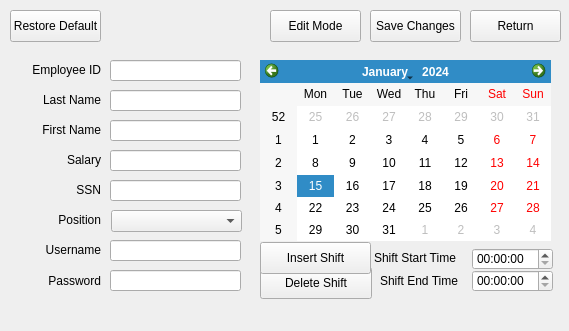
Qt form EDI/controltab_vieweditemployee.ui (katietrom11392/EDI) before a commit.
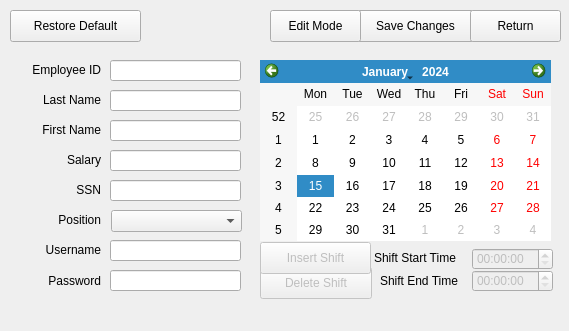
The same form after that commit. Custom widgets are drawn as their Qt base class.

```diff
--- a/EDI/controltab_vieweditemployee.ui
+++ b/EDI/controltab_vieweditemployee.ui
@@ -248,7 +248,10 @@
     </rect>
    </property>
   </widget>
-  <widget class="QTimeEdit" name="timeEdit_2">
+  <widget class="QTimeEdit" name="timeEdit_Start">
+   <property name="enabled">
+    <bool>false</bool>
+   </property>
    <property name="geometry">
     <rect>
      <x>472</x>
@@ -258,7 +261,10 @@
     </rect>
    </property>
   </widget>
-  <widget class="QTimeEdit" name="timeEdit_3">
+  <widget class="QTimeEdit" name="timeEdit_End">
+   <property name="enabled">
+    <bool>false</bool>
+   </property>
    <property name="geometry">
     <rect>
      <x>472</x>
@@ -297,9 +303,9 @@
   <widget class="QPushButton" name="pushButton_saveChanges">
    <property name="geometry">
     <rect>
-     <x>370</x>
+     <x>350</x>
      <y>10</y>
-     <width>91</width>
+     <width>131</width>
      <height>32</height>
     </rect>
    </property>
@@ -307,7 +313,10 @@
     <string>Save Changes</string>
    </property>
   </widget>
-  <widget class="QPushButton" name="pushButton_3">
+  <widget class="QPushButton" name="pushButton_deleteShift">
+   <property name="enabled">
+    <bool>false</bool>
+   </property>
    <property name="geometry">
     <rect>
      <x>260</x>
@@ -320,7 +329,10 @@
     <string>Delete Shift</string>
    </property>
   </widget>
-  <widget class="QPushButton" name="pushButton_4">
+  <widget class="QPushButton" name="pushButton_insertShift">
+   <property name="enabled">
+    <bool>false</bool>
+   </property>
    <property name="geometry">
     <rect>
      <x>260</x>
@@ -374,7 +386,7 @@
     <rect>
      <x>10</x>
      <y>10</y>
-     <width>91</width>
+     <width>131</width>
      <height>32</height>
     </rect>
    </property>
```
Left out of the diff: 8 changed lines with no effect on the pictures.
